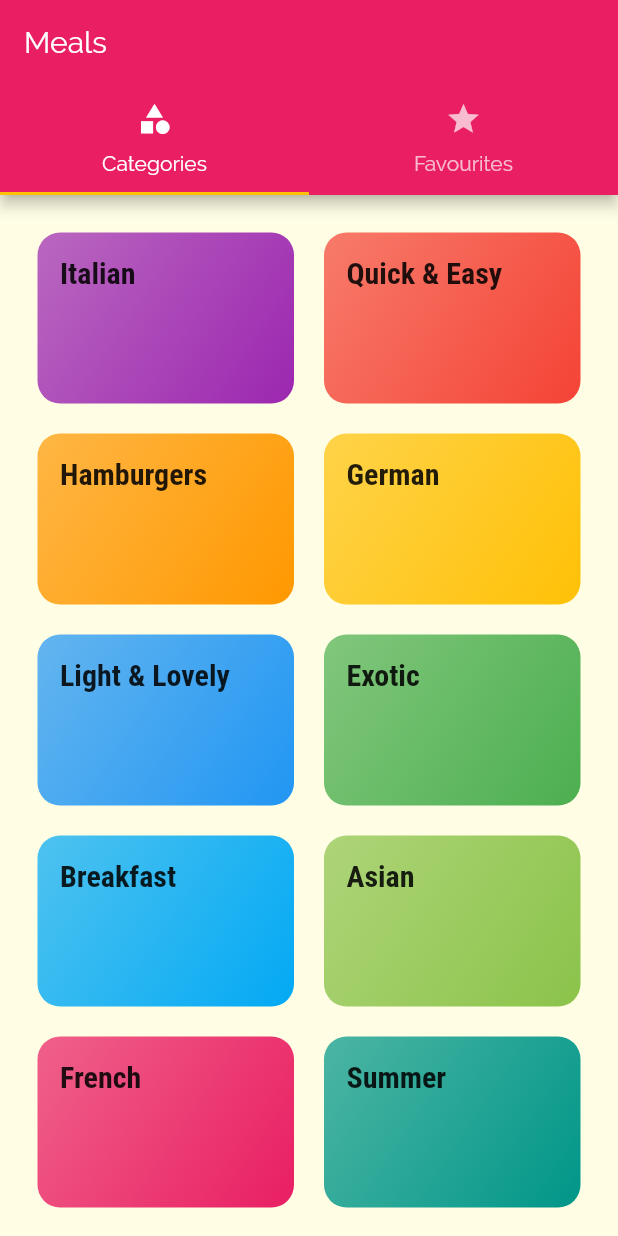
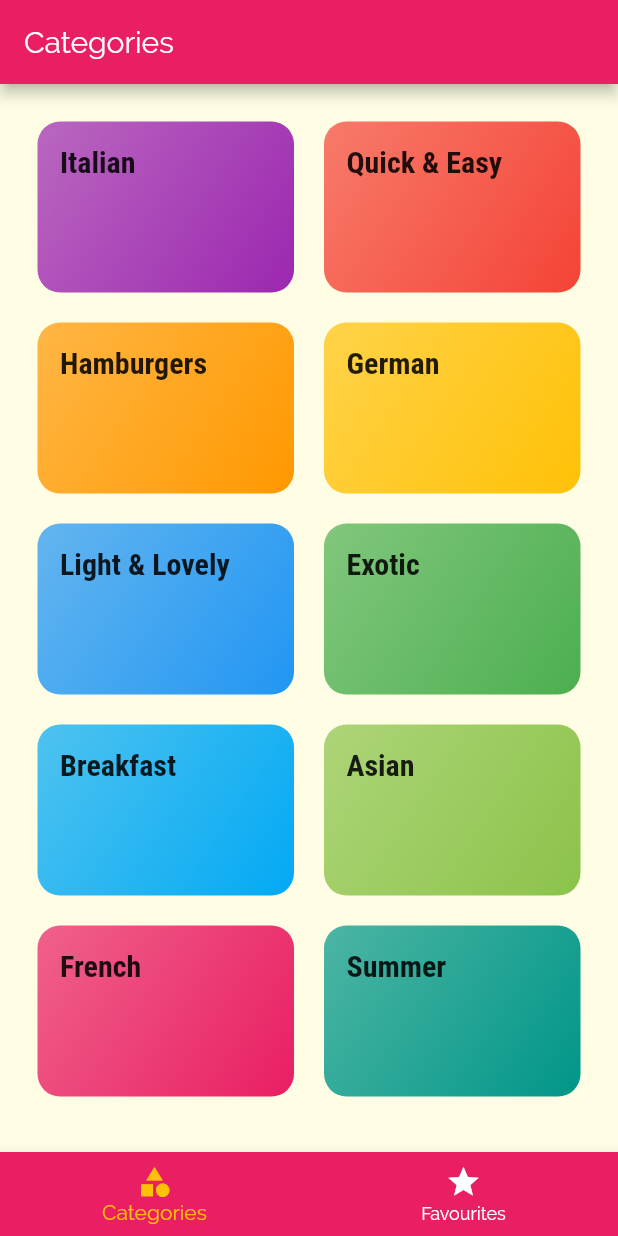
Before and after one commit to puneet2715/meals_app, a Flutter app: the screen it shows after launch, on a phone screen of 412 x 824 dp. Run offline on Flutter 3.47's test engine with Material 2 defaults, Android fonts, the phone set to English and light mode, and no system bars.

Commit message:
tabBar removed from top and added in the botom

```diff
--- a/lib/screens/tabs_screen.dart
+++ b/lib/screens/tabs_screen.dart
@@ -9,31 +9,50 @@ class TabsScreen extends StatefulWidget {
 }
 
 class _TabsScreenState extends State<TabsScreen> {
+  final List<Map<String, Object>> _pages = [
+    {
+      'page': CategoriesScreen(),
+      'title': 'Categories',
+    },
+    {
+      'page': FavouritesScreen(),
+      'title': 'Your Favourites',
+    },
+  ];
+  int _selectedPageIndex = 0;
+
+  void _selectPage(int index) {
+    setState(() {
+      _selectedPageIndex = index;
+    });
+  }
+
   @override
   Widget build(BuildContext context) {
-    return DefaultTabController(
-      // initialIndex: 0, it is the default value
-      length: 2,
-      child: Scaffold(
-        appBar: AppBar(
-          title: Text('Meals'),
-          bottom: TabBar(
-            tabs: <Widget>[
-              Tab(
-                icon: Icon(Icons.category),
-                text: 'Categories',
-              ),
-              Tab(
-                icon: Icon(Icons.star),
-                text: 'Favourites',
-              ),
-            ],
+    return Scaffold(
+      appBar: AppBar(
+        title: Text(_pages[_selectedPageIndex]['title']),
+      ),
+      body: _pages[_selectedPageIndex]['page'],
+      bottomNavigationBar: BottomNavigationBar(
+        onTap: _selectPage,
+        backgroundColor: Theme.of(context).primaryColor,
+        unselectedItemColor: Colors.white,
+        selectedItemColor: Theme.of(context).accentColor,
+        currentIndex: _selectedPageIndex,
+        // type: BottomNavigationBarType.shifting, default is fixed
+        items: [
+          BottomNavigationBarItem(
+            // backgroundColor: Theme.of(context).primaryColor, //needed with shifting navigation bar type
+            icon: Icon(Icons.category),
+            title: Text('Categories'),
           ),
-        ),
-        body: TabBarView(children: <Widget>[
-          CategoriesScreen(),
-          FavouritesScreen(),
-        ],),
+          BottomNavigationBarItem(
+            // backgroundColor: Theme.of(context).primaryColor, //needed with shifting navigation bar type
+            icon: Icon(Icons.star),
+            title: Text('Favourites'),
+          ),
+        ],
       ),
     );
   }
```
